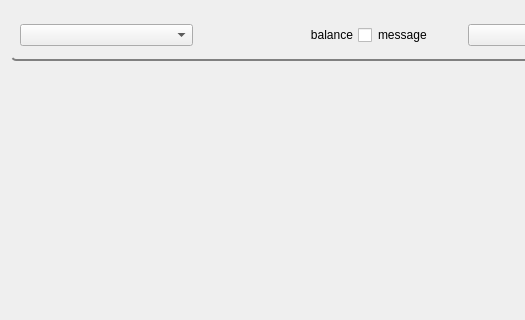
Before: the Qt Designer form joystick/resource/joystick.ui in GroupOfRobots/MiniRysRQT, drawn with Qt 5; both pictures show x 0 to 525 and y 0 to 320 of the 617 by 620 pixel window.
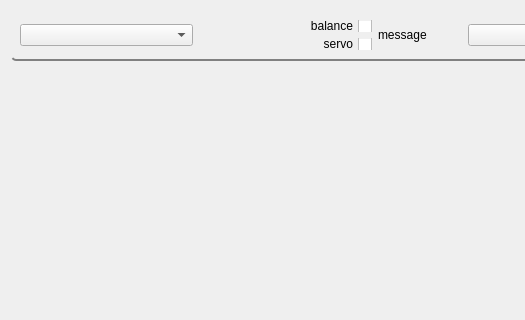
After: the same form once the commit is applied. Icons and pictures are not drawn.

Commit message: joystick servo publisher

What changed in the file:
```diff
--- a/joystick/resource/joystick.ui
+++ b/joystick/resource/joystick.ui
@@ -54,7 +54,9 @@
       <item>
        <layout class="QHBoxLayout" name="horizontalLayout_3">
         <item>
-         <widget class="QCheckBox" name="checkBox">
+         <layout class="QVBoxLayout" name="verticalLayout_2">
+          <item>
+           <widget class="QCheckBox" name="balanceCheckBoxUI">
           <property name="layoutDirection">
            <enum>Qt::RightToLeft</enum>
           </property>
@@ -62,6 +64,18 @@
            <string>balance</string>
           </property>
          </widget>
+          </item>
+          <item>
+           <widget class="QCheckBox" name="servoCheckBoxUI">
+            <property name="layoutDirection">
+             <enum>Qt::RightToLeft</enum>
+            </property>
+            <property name="text">
+             <string>servo</string>
+            </property>
+           </widget>
+          </item>
+         </layout>
         </item>
        </layout>
       </item>
```
Lines whose indentation alone changed are shown as unchanged. The commit also changes 5 other files.
